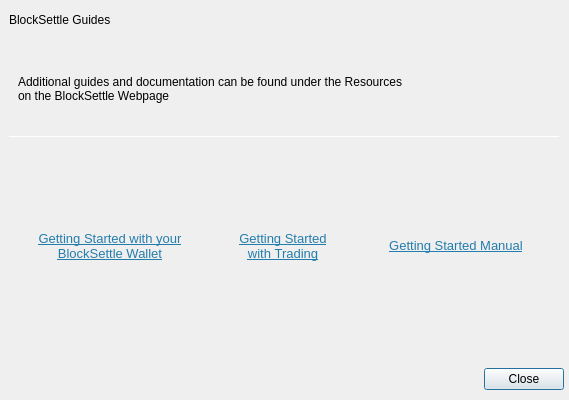
Qt form BlockSettleUILib/InfoDialogs/SupportDialog.ui (BlockSettle/terminal) before a commit.
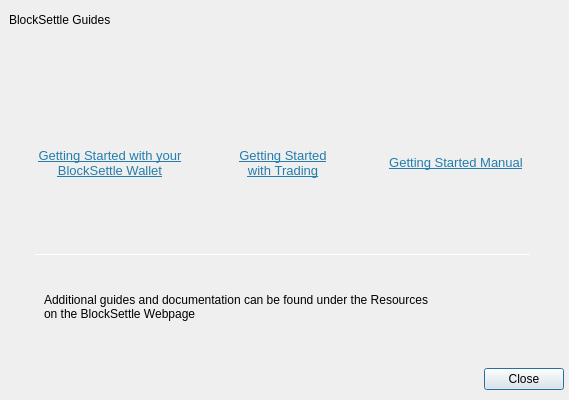
The same form after that commit. Icons and pictures are not drawn.

What changed in the file:
```diff
--- a/BlockSettleUILib/InfoDialogs/SupportDialog.ui
+++ b/BlockSettleUILib/InfoDialogs/SupportDialog.ui
@@ -89,14 +89,71 @@
          </property>
          <layout class="QVBoxLayout" name="verticalLayout_5">
           <item>
+           <widget class="QWidget" name="widget_2" native="true">
+            <property name="sizePolicy">
+             <sizepolicy hsizetype="Preferred" vsizetype="Expanding">
+              <horstretch>0</horstretch>
+              <verstretch>0</verstretch>
+             </sizepolicy>
+            </property>
+            <layout class="QGridLayout" name="gridLayout">
+             <property name="verticalSpacing">
+              <number>20</number>
+             </property>
+             <item row="1" column="0">
+              <widget class="QLabel" name="label">
+               <property name="text">
+                <string/>
+               </property>
+               <property name="pixmap">
+                <pixmap resource="../armory.qrc">:/resources/getstarted-wallet@2x.png</pixmap>
+               </property>
+               <property name="alignment">
+                <set>Qt::AlignCenter</set>
+               </property>
+              </widget>
+             </item>
+             <item row="1" column="1">
+              <widget class="QLabel" name="label_2">
+               <property name="text">
+                <string/>
+               </property>
+               <property name="pixmap">
+                <pixmap resource="../armory.qrc">:/resources/getstarted-trading@2x.png</pixmap>
+               </property>
+               <property name="alignment">
+                <set>Qt::AlignCenter</set>
+               </property>
+              </widget>
+             </item>
+             <item row="1" column="2">
+              <widget class="QLabel" name="label_12">
+               <property name="text">
+                <string/>
+               </property>
+               <property name="pixmap">
+                <pixmap resource="../armory.qrc">:/resources/getstarted-manual@2x.png</pixmap>
+               </property>
+               <property name="alignment">
+                <set>Qt::AlignCenter</set>
+               </property>
+              </widget>
+             </item>
+             <item row="5" column="0" colspan="3">
            <widget class="QWidget" name="widget_7" native="true">
             <property name="minimumSize">
              <size>
               <width>0</width>
-              <height>81</height>
+                 <height>65</height>
              </size>
             </property>
             <layout class="QHBoxLayout" name="horizontalLayout_4">
+                <property name="topMargin">
+                 <number>0</number>
+                </property>
+                <property name="bottomMargin">
+                 <number>0</number>
+                </property>
              <item>
               <widget class="QLabel" name="label_5">
                <property name="sizePolicy">
@@ -153,54 +210,20 @@
             </layout>
            </widget>
           </item>
-          <item>
-           <widget class="Line" name="line">
-            <property name="minimumSize">
-             <size>
-              <width>0</width>
-              <height>1</height>
-             </size>
-            </property>
-            <property name="maximumSize">
-             <size>
-              <width>16777215</width>
-              <height>1</height>
-             </size>
-            </property>
+             <item row="3" column="0" colspan="3">
+              <spacer name="verticalSpacer">
             <property name="orientation">
-             <enum>Qt::Horizontal</enum>
-            </property>
-           </widget>
-          </item>
-          <item>
-           <widget class="QWidget" name="widget_2" native="true">
-            <property name="sizePolicy">
-             <sizepolicy hsizetype="Preferred" vsizetype="Expanding">
-              <horstretch>0</horstretch>
-              <verstretch>0</verstretch>
-             </sizepolicy>
-            </property>
-            <layout class="QGridLayout" name="gridLayout">
-             <property name="verticalSpacing">
-              <number>20</number>
-             </property>
-             <item row="1" column="1">
-              <widget class="QLabel" name="label_8">
-               <property name="maximumSize">
+                <enum>Qt::Vertical</enum>
+               </property>
+               <property name="sizeHint" stdset="0">
                 <size>
-                 <width>150</width>
-                 <height>16777215</height>
+                 <width>20</width>
+                 <height>50</height>
                 </size>
                </property>
-               <property name="text">
-                <string>&lt;html&gt;&lt;head/&gt;&lt;body&gt;&lt;p align=&quot;center&quot;&gt;&lt;a href=&quot;https://blocksettle.com&quot;&gt;&lt;span style=&quot; font-size:10pt; text-decoration: underline; color:#247dac;&quot;&gt;Getting Started with Trading&lt;/span&gt;&lt;/a&gt;&lt;/p&gt;&lt;/body&gt;&lt;/html&gt;</string>
-               </property>
-               <property name="wordWrap">
-                <bool>true</bool>
-               </property>
-              </widget>
+              </spacer>
              </item>
-             <item row="0" column="1">
+             <item row="0" column="0" colspan="3">
               <spacer name="verticalSpacer_2">
                <property name="orientation">
                 <enum>Qt::Vertical</enum>
@@ -208,12 +231,12 @@
                <property name="sizeHint" stdset="0">
                 <size>
                  <width>20</width>
-                 <height>40</height>
+                 <height>50</height>
                 </size>
                </property>
               </spacer>
              </item>
-             <item row="1" column="0">
+             <item row="2" column="0">
               <widget class="QLabel" name="label_6">
                <property name="maximumSize">
                 <size>
@@ -229,7 +252,7 @@
                </property>
               </widget>
              </item>
-             <item row="1" column="2">
+             <item row="2" column="2">
               <widget class="QLabel" name="label_9">
                <property name="maximumSize">
                 <size>
@@ -246,17 +269,39 @@
               </widget>
              </item>
              <item row="2" column="1">
-              <spacer name="verticalSpacer">
+              <widget class="QLabel" name="label_8">
+               <property name="maximumSize">
+                <size>
+                 <width>150</width>
+                 <height>16777215</height>
+                </size>
+               </property>
+               <property name="text">
+                <string>&lt;html&gt;&lt;head/&gt;&lt;body&gt;&lt;p align=&quot;center&quot;&gt;&lt;a href=&quot;https://blocksettle.com&quot;&gt;&lt;span style=&quot; font-size:10pt; text-decoration: underline; color:#247dac;&quot;&gt;Getting Started with Trading&lt;/span&gt;&lt;/a&gt;&lt;/p&gt;&lt;/body&gt;&lt;/html&gt;</string>
+               </property>
+               <property name="wordWrap">
+                <bool>true</bool>
+               </property>
+              </widget>
+             </item>
+             <item row="4" column="0" colspan="3">
+              <widget class="Line" name="line">
+               <property name="minimumSize">
+                <size>
+                 <width>0</width>
+                 <height>1</height>
+                </size>
+               </property>
+               <property name="maximumSize">
+                <size>
+                 <width>16777215</width>
+                 <height>1</height>
+                </size>
+               </property>
                <property name="orientation">
-                <enum>Qt::Vertical</enum>
+                <enum>Qt::Horizontal</enum>
                </property>
-               <property name="sizeHint" stdset="0">
-                <size>
-                 <width>20</width>
-                 <height>40</height>
-                </size>
-               </property>
-              </spacer>
+              </widget>
              </item>
             </layout>
            </widget>
```
Left out of the diff: 22 changed lines with no effect on the pictures. Lines whose indentation alone changed are shown as unchanged.
